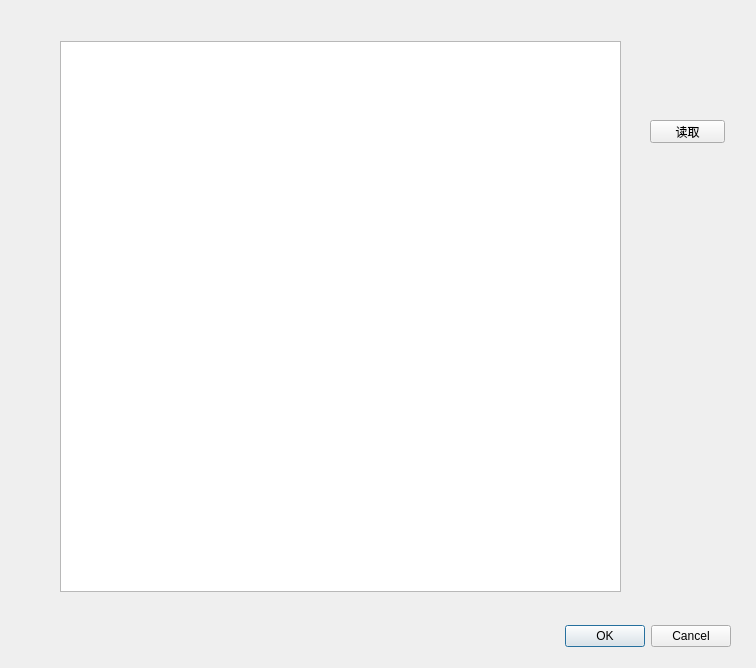
Old version of the form FlowCalibration/dialog_sensoraddr.ui in the repository MaHongwei-irmt/Qt1.
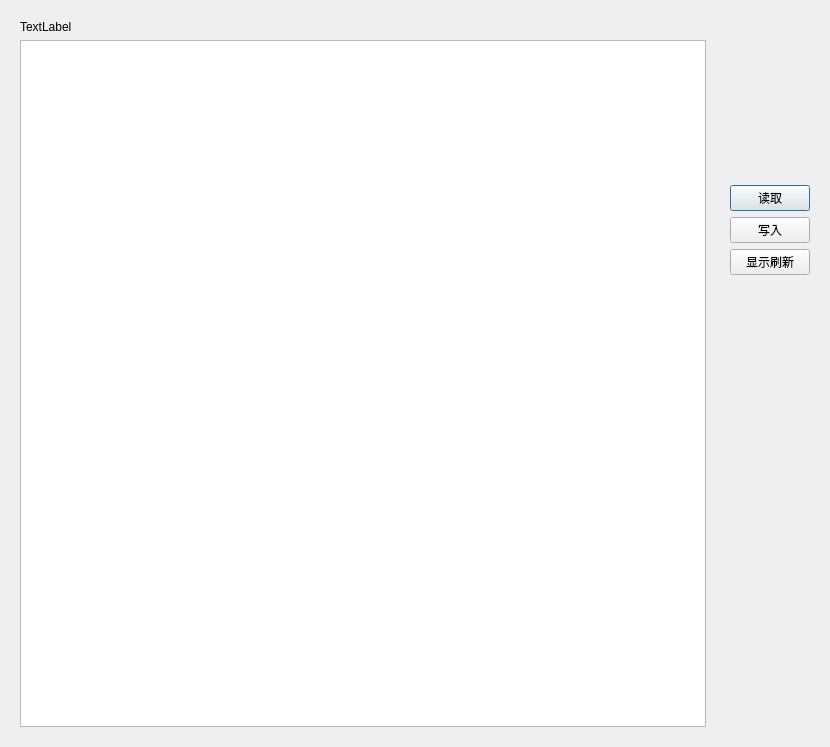
New version of the form.

```diff
--- a/FlowCalibration/dialog_sensoraddr.ui
+++ b/FlowCalibration/dialog_sensoraddr.ui
@@ -6,52 +6,101 @@
    <rect>
     <x>0</x>
     <y>0</y>
-    <width>756</width>
-    <height>668</height>
+    <width>830</width>
+    <height>747</height>
    </rect>
   </property>
   <property name="windowTitle">
    <string>传感器寄存器读写</string>
   </property>
-  <widget class="QDialogButtonBox" name="buttonBox">
-   <property name="geometry">
-    <rect>
-     <x>390</x>
-     <y>620</y>
-     <width>341</width>
-     <height>32</height>
-    </rect>
-   </property>
-   <property name="orientation">
-    <enum>Qt::Horizontal</enum>
-   </property>
-   <property name="standardButtons">
-    <set>QDialogButtonBox::Cancel|QDialogButtonBox::Ok</set>
-   </property>
-  </widget>
-  <widget class="QTableView" name="tableView">
-   <property name="geometry">
-    <rect>
-     <x>60</x>
-     <y>41</y>
-     <width>561</width>
-     <height>551</height>
-    </rect>
-   </property>
-  </widget>
-  <widget class="QPushButton" name="pushButton">
-   <property name="geometry">
-    <rect>
-     <x>650</x>
-     <y>120</y>
-     <width>75</width>
-     <height>23</height>
-    </rect>
-   </property>
-   <property name="text">
-    <string>读取</string>
-   </property>
-  </widget>
+  <layout class="QGridLayout" name="gridLayout_2">
+   <item row="0" column="0">
+    <layout class="QHBoxLayout" name="horizontalLayout">
+     <item>
+      <widget class="QWidget" name="widget" native="true">
+       <layout class="QGridLayout" name="gridLayout">
+        <item row="0" column="0">
+         <widget class="QLabel" name="label_fmName">
+          <property name="text">
+           <string>TextLabel</string>
+          </property>
+         </widget>
+        </item>
+        <item row="1" column="0">
+         <widget class="QTableView" name="tableView"/>
+        </item>
+       </layout>
+      </widget>
+     </item>
+     <item>
+      <widget class="QWidget" name="widget_2" native="true">
+       <layout class="QVBoxLayout" name="verticalLayout">
+        <item>
+         <spacer name="verticalSpacer_2">
+          <property name="orientation">
+           <enum>Qt::Vertical</enum>
+          </property>
+          <property name="sizeHint" stdset="0">
+           <size>
+            <width>20</width>
+            <height>157</height>
+           </size>
+          </property>
+         </spacer>
+        </item>
+        <item>
+         <widget class="QPushButton" name="pushButton_readRegister">
+          <property name="text">
+           <string>读取</string>
+          </property>
+         </widget>
+        </item>
+        <item>
+         <widget class="QPushButton" name="pushButton_writeRegister">
+          <property name="text">
+           <string>写入</string>
+          </property>
+         </widget>
+        </item>
+        <item>
+         <widget class="QPushButton" name="pushButton_freshTable">
+          <property name="text">
+           <string>显示刷新</string>
+          </property>
+         </widget>
+        </item>
+        <item>
+         <spacer name="verticalSpacer_3">
+          <property name="orientation">
+           <enum>Qt::Vertical</enum>
+          </property>
+          <property name="sizeHint" stdset="0">
+           <size>
+            <width>20</width>
+            <height>156</height>
+           </size>
+          </property>
+         </spacer>
+        </item>
+        <item>
+         <spacer name="verticalSpacer">
+          <property name="orientation">
+           <enum>Qt::Vertical</enum>
+          </property>
+          <property name="sizeHint" stdset="0">
+           <size>
+            <width>20</width>
+            <height>288</height>
+           </size>
+          </property>
+         </spacer>
+        </item>
+       </layout>
+      </widget>
+     </item>
+    </layout>
+   </item>
+  </layout>
  </widget>
  <resources/>
  <connections>
```
Left out of the diff: 35 changed lines with no effect on the pictures.
